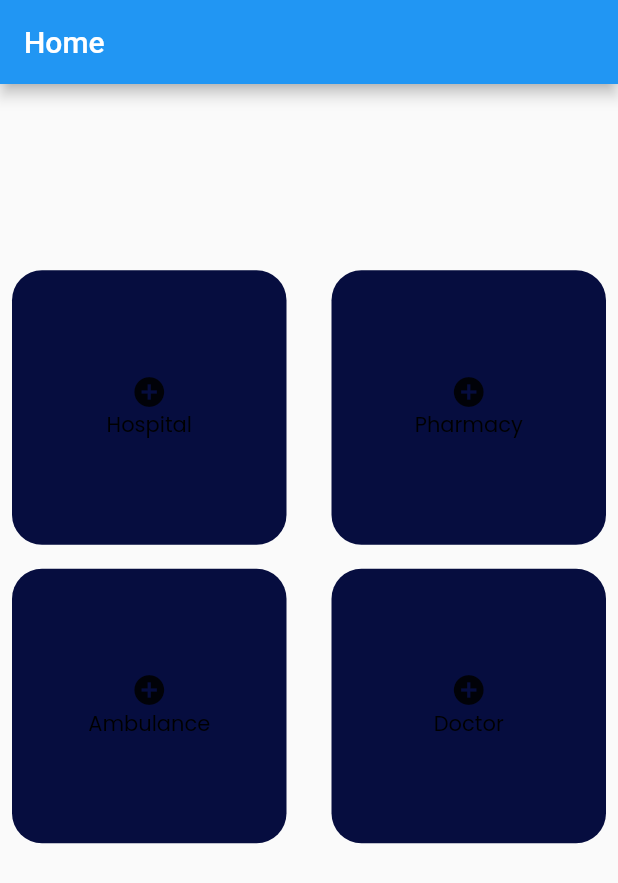
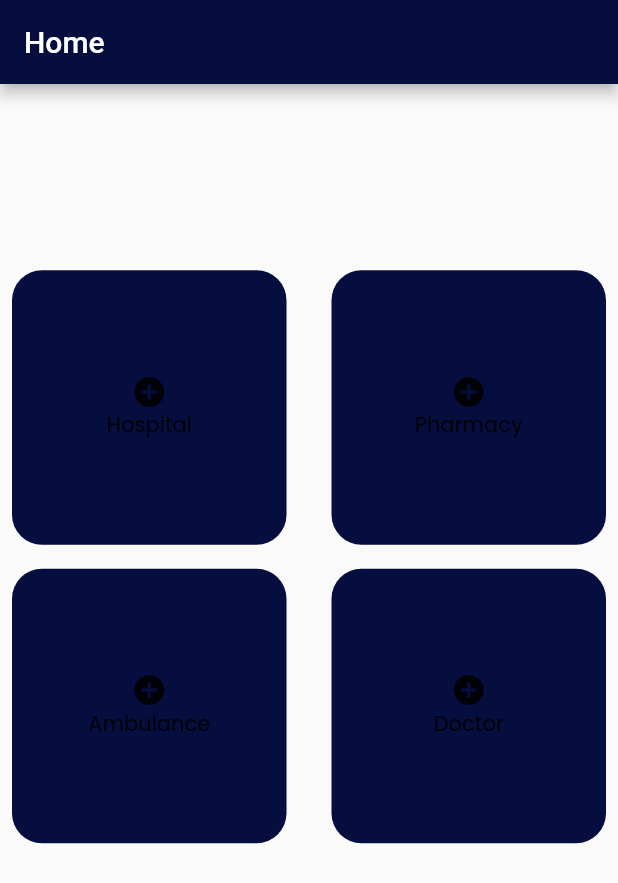
Before and after one commit to MoeYasir/Enlightenment, a Flutter app: the screen it shows after launch, on a phone screen of 412 x 824 dp. Shown: the top 883 px of the screen. Run offline on Flutter 3.47's test engine with Material 2 defaults, Android fonts, the phone set to English and light mode, and no system bars; our stand-ins replace flutter_easyloading, geolocator, google_fonts, ionicons, parse_server_sdk_flutter, shared_preferences.

Commit message:
minor fixes

```diff
--- a/lib/main.dart
+++ b/lib/main.dart
@@ -5,6 +5,7 @@ import 'package:health_providers/presentation/pages/home.dart';
 import 'package:health_providers/secondTryDesign/signup.dart';
 import 'package:parse_server_sdk_flutter/parse_server_sdk.dart';
 import 'package:flutter_easyloading/flutter_easyloading.dart';
+import 'package:shared_preferences/shared_preferences.dart';
 
 void main() async {
   WidgetsFlutterBinding.ensureInitialized();
@@ -14,6 +15,7 @@ void main() async {
   // final keyApplicationId = 'NYjW8dnCs0AoD7fcpVVdLKFLUTjeskMvOeMkknU6';
   // final keyClientKey = 'fDu4yPWVxm9z6LdUXbggrAVQcFuzYfzvMoa4AWht';
   // final keyParseServerUrl = 'https://parseapi.back4app.com';
+  SharedPreferences preferences = await SharedPreferences.getInstance();
 
   await Parse().initialize(keyApplicationId, keyParseServerUrl,
       clientKey: keyClientKey, debug: true);
@@ -31,6 +33,9 @@ class MyApp extends StatelessWidget {
       builder: EasyLoading.init(),
       title: 'Health Providers',
       theme: ThemeData(
+        appBarTheme: AppBarTheme(
+          backgroundColor: kButtonColor1,
+        ),
         textTheme: TextTheme(
           bodyText1: GoogleFonts.poppins().copyWith(color: Colors.white),
           bodyText2: GoogleFonts.poppins().copyWith(color: Colors.black),
--- a/lib/presentation/pages/page_redirection.dart
+++ b/lib/presentation/pages/page_redirection.dart
@@ -3,6 +3,7 @@ import 'package:health_providers/presentation/pages/AmbulanceInfo.dart';
 import 'package:health_providers/presentation/pages/DoctorInfo.dart';
 import 'package:health_providers/presentation/pages/hospital_info.dart';
 import 'package:health_providers/presentation/pages/pharmacyInfo.dart';
+import 'package:shared_preferences/shared_preferences.dart';
 
 class PageChoice extends StatelessWidget {
   final String title;
@@ -14,6 +15,8 @@ class PageChoice extends StatelessWidget {
   }
 
   getDrawerItems(String pageName) {
+    // SharedPreferences prefs = SharedPreferences.getInstance();
+
     switch (pageName) {
       case 'Hospital':
         return HospitalInfo();
```
Also changed, not shown: lib/presentation/pages/pharmacyInfo.dart (+1 -16 lines).
